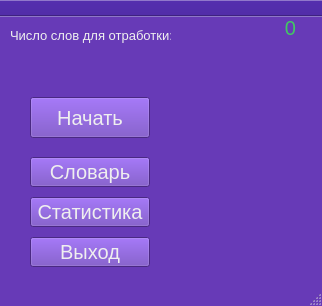
Skripove/MyDictionary, file mainwindow.ui: the form before one commit.
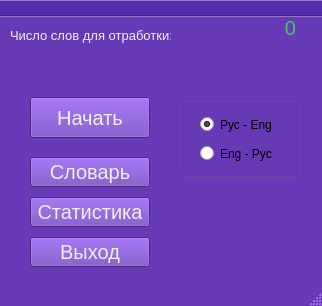
The form after the commit. Icons and pictures are not drawn.

```diff
--- a/mainwindow.ui
+++ b/mainwindow.ui
@@ -193,6 +193,48 @@
      <set>Qt::AlignCenter</set>
     </property>
    </widget>
+   <widget class="QGroupBox" name="groupBoxMain">
+    <property name="geometry">
+     <rect>
+      <x>180</x>
+      <y>80</y>
+      <width>120</width>
+      <height>80</height>
+     </rect>
+    </property>
+    <property name="title">
+     <string/>
+    </property>
+    <widget class="QRadioButton" name="radioRu_Eng">
+     <property name="geometry">
+      <rect>
+       <x>20</x>
+       <y>19</y>
+       <width>82</width>
+       <height>17</height>
+      </rect>
+     </property>
+     <property name="text">
+      <string>Рус - Eng</string>
+     </property>
+     <property name="checked">
+      <bool>true</bool>
+     </property>
+    </widget>
+    <widget class="QRadioButton" name="radioEng_Ru">
+     <property name="geometry">
+      <rect>
+       <x>20</x>
+       <y>48</y>
+       <width>82</width>
+       <height>17</height>
+      </rect>
+     </property>
+     <property name="text">
+      <string>Eng - Рус</string>
+     </property>
+    </widget>
+   </widget>
   </widget>
   <widget class="QMenuBar" name="menuBar">
    <property name="geometry">
```
